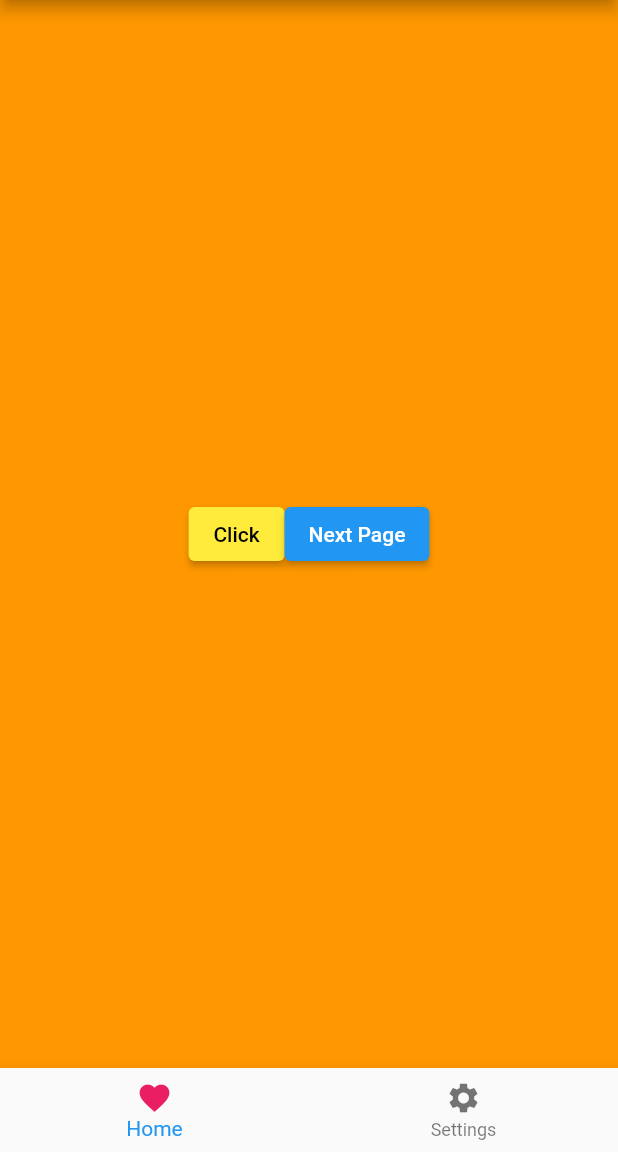
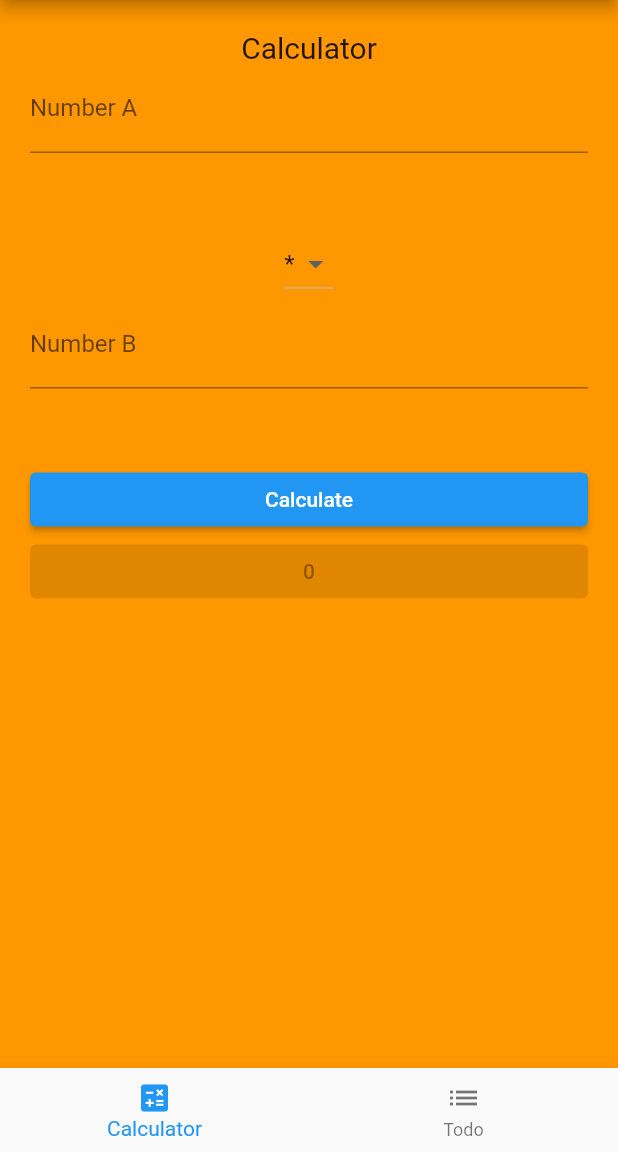
Before and after one commit to 102107738/flutterApp, a Flutter app: the screen it shows after launch, on a phone screen of 412 x 824 dp, the part 84-1236 px from its top. Run offline on Flutter 3.47's test engine with Material 2 defaults, Android fonts, the phone set to English and light mode, and no system bars.

Commit message:
Calculator App

```diff
--- a/lib/main.dart
+++ b/lib/main.dart
@@ -1,6 +1,7 @@
 
 
 import 'package:flutter/material.dart';
+import 'package:flutter/services.dart';
 
 
 
@@ -228,6 +229,10 @@ class _MyAppExtState extends State<MyAppExt> {
   int currentIndex = 0;
   var backGround = Colors.orange;
   bool _isClicked = false;
+  String? selectedOption = "*";
+  late int numberB;
+  late int numberA;
+  late int answer = 0;
 
   @override
   Widget build(BuildContext context) {
@@ -238,47 +243,118 @@ class _MyAppExtState extends State<MyAppExt> {
       body: Center(
         child: currentIndex == 0
             ? Container(
-          height: double.infinity,
-          width: double.infinity,
+
+          padding: EdgeInsets.all(20) ,
           color: backGround,
-          child: Row(
-            mainAxisAlignment: MainAxisAlignment.center,
-            crossAxisAlignment: CrossAxisAlignment.center,
+
+          child: ListView(
+
             children: [
-              ElevatedButton(
-                style: ElevatedButton.styleFrom(
-                  onPrimary: Colors.black,
-                  primary: Colors.yellow,
-                ),
-                onPressed: () {
+              const Align(
+
+                alignment: Alignment.center,
+                child: Text("Calculator", style: TextStyle(fontSize: 20)),
+              ),
+              TextFormField(
+                inputFormatters: [FilteringTextInputFormatter.digitsOnly],
+                keyboardType: TextInputType.number,
+
+                onChanged: (val){
                   setState(() {
-                    switch (buttonName) {
-                      case "Click":
-                        buttonName = "Press";
-                        break;
-                      case "Press":
-                        buttonName = "Click";
-                        break;
-                    }
+                    numberA = int.parse(val);
                   });
                 },
-                child: Text(buttonName),
+                decoration: const InputDecoration(
+                  labelText: "Number A",
+
+
+                ),
+              )
+            , const SizedBox(height: 50)
+              ,
+          Align(
+            alignment: Alignment.center,
+          child: DropdownButton<String>(
+            value: selectedOption,
+            onChanged: (String? value){
+                setState(() {
+                  selectedOption = value;
+                });
+            },
+            items: const <DropdownMenuItem<String>>[
+              DropdownMenuItem<String>(
+                value: "*",
+                child: Text("*"),
               ),
-              ElevatedButton(
-                onPressed: () {
-                  Navigator.of(context).push(
-                    MaterialPageRoute(
-                      builder: (BuildContext context) =>
-                      const NextPage(),
-                    ),
-                  );
-                },
-                child: const Text('Next Page'),
+              DropdownMenuItem<String>(
+                value: "+",
+                child: Text("+"),
+              ),
+              DropdownMenuItem<String>(
+                value: "-",
+                child: Text("-"),
+              ),
+              DropdownMenuItem<String>(
+                value: "/",
+                child: Text("/"),
               ),
             ],
-          ),
-        )
-            : GestureDetector(
+          )
+          )
+              ,
+              TextFormField(
+                inputFormatters: [FilteringTextInputFormatter.digitsOnly],
+                keyboardType: TextInputType.number,
+                onChanged: (val){
+                  setState(() {
+                    numberB = int.parse(val);
+                  });
+                },
+                decoration: const InputDecoration(
+                  labelText: "Number B",
+
+
+                ),
+              ), const SizedBox(height: 50,)
+
+              ,
+              ElevatedButton(
+                  onPressed: (){
+                    setState(() {
+                      switch(selectedOption)
+                      {
+                        case "*":
+                          answer = numberA * numberB;
+                          break;
+                        case "-":
+                          answer = numberA - numberB;
+                          break;
+                        case "+":
+                          answer = numberA + numberB;
+                        case "/":
+                          answer = numberA ~/ numberB;
+                          break;
+                      }
+
+
+                    });
+                  }
+                  ,
+                  child: Text("Calculate"))
+              ,
+
+
+
+              ElevatedButton(
+                onPressed: null,
+                child: Text(answer.toString()),
+              )
+
+             ],
+
+          )
+
+        ) : GestureDetector(
           onTap: (){
             setState(() {
               _isClicked = !_isClicked;
@@ -291,18 +367,16 @@ class _MyAppExtState extends State<MyAppExt> {
       bottomNavigationBar: BottomNavigationBar(
         items: const [
           BottomNavigationBarItem(
-            label: "Home",
+            label: "Calculator",
             icon: Icon(
-              Icons.favorite,
-              color: Colors.pink,
-              size: 24.0,
-              semanticLabel: 'Text to announce in accessibility modes',
+              Icons.calculate,
+
             ),
           ),
           BottomNavigationBarItem(
-            label: "Settings",
+            label: "Todo",
             icon: Icon(
-              Icons.settings,
+              Icons.list,
             ),
           ),
         ],
```
Also changed, not shown: 11 other files.
